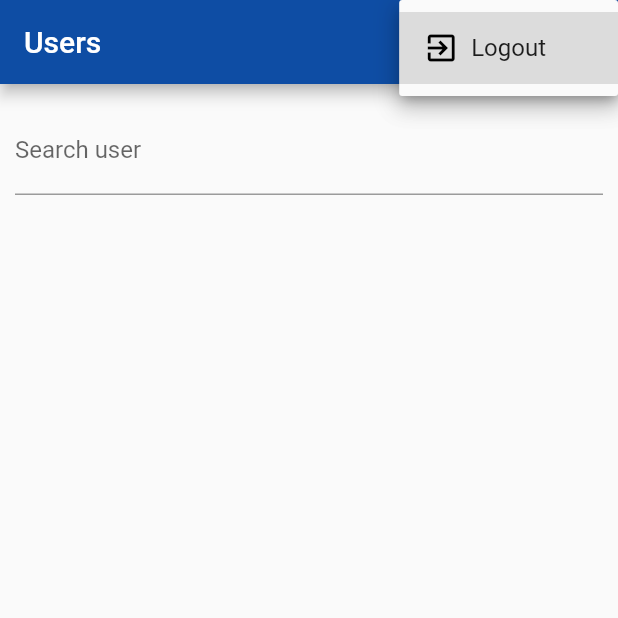
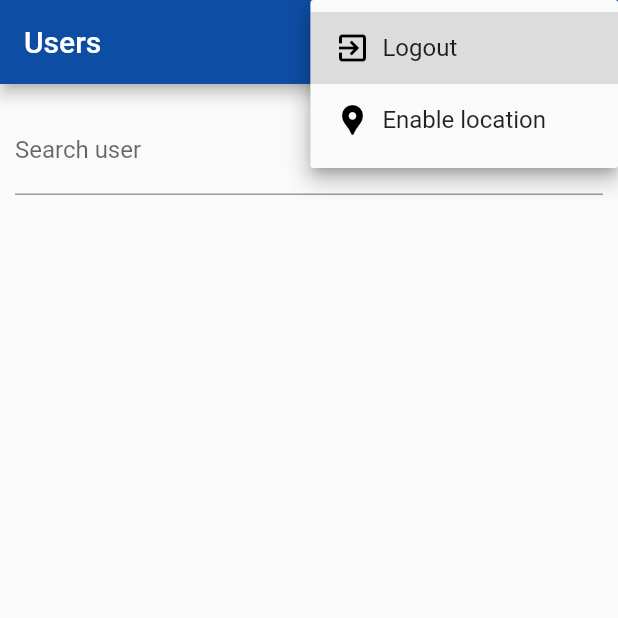
Before and after one commit to kblazeski/jabber-app, a Flutter app: the screen it shows once a user with an empty profile is signed in, after a tap on the "more vert" icon, on a phone screen of 412 x 824 dp, the top half of it. Run offline on Flutter 3.47's test engine with Material 2 defaults, Android fonts, the light colour scheme and no system bars; our stand-ins replace cloud_firestore, firebase_auth, firebase_core, firebase_storage, image_picker, location; accounts and stored records are empty.

Commit message:
added location service

```diff
--- a/lib/screens/users_screen.dart
+++ b/lib/screens/users_screen.dart
@@ -2,9 +2,39 @@ import 'package:flutter/material.dart';
 import 'package:jabber_app/service/firebase_service.dart';
 import 'package:jabber_app/widgets/user/user_card.dart';
 import 'package:jabber_app/widgets/user/users.dart';
+import 'package:location/location.dart';
 
 class UsersScreen extends StatelessWidget {
   const UsersScreen({Key? key}) : super(key: key);
+
+  void enableLocation() async {
+    Location location = new Location();
+
+    bool _serviceEnabled;
+    PermissionStatus _permissionGranted;
+    LocationData _locationData;
+
+    _serviceEnabled = await location.serviceEnabled();
+    if (!_serviceEnabled) {
+      _serviceEnabled = await location.requestService();
+      if (!_serviceEnabled) {
+        return;
+      }
+    }
+
+    _permissionGranted = await location.hasPermission();
+    if (_permissionGranted == PermissionStatus.denied) {
+      _permissionGranted = await location.requestPermission();
+      if (_permissionGranted != PermissionStatus.granted) {
+        return;
+      }
+    }
+
+    _locationData = await location.getLocation();
+
+    print(_locationData);
+  }
+
   @override
   Widget build(BuildContext context) {
     return Scaffold(
@@ -30,10 +60,26 @@ class UsersScreen extends StatelessWidget {
                   ),
                   value: 'logout',
                 ),
+                DropdownMenuItem(
+                  child: Container(
+                    child: Row(children: [
+                      Icon(
+                        Icons.location_pin,
+                        color: Colors.black,
+                      ),
+                      SizedBox(width: 8),
+                      Text('Enable location'),
+                    ]),
+                  ),
+                  value: 'location',
+                ),
               ],
               onChanged: (itemIdentifier) {
                 if (itemIdentifier == 'logout') {
                   FirebaseService.signOutUser();
+                }
+                if (itemIdentifier == 'location') {
+                  enableLocation();
                 }
               })
         ],
--- a/pubspec.yaml
+++ b/pubspec.yaml
@@ -38,6 +38,7 @@ dependencies:
   firebase_auth: ^3.3.3
   image_picker: ^0.8.4+4
   firebase_storage: ^10.2.3
+  location: ^4.3.0
 
 dev_dependencies:
   flutter_test:
```
Also changed, not shown: pubspec.lock.
